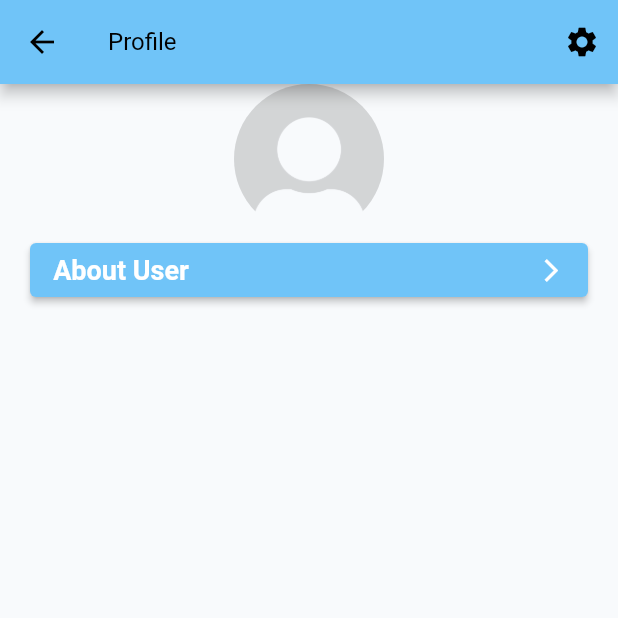
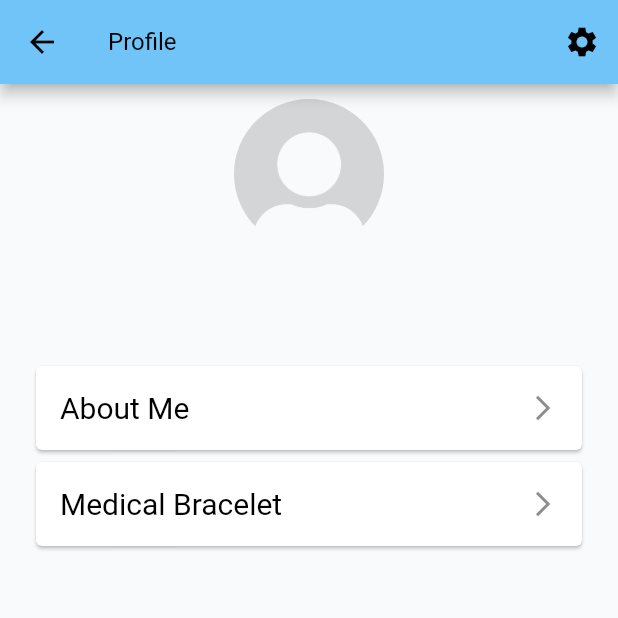
Before and after one commit to LMech/Checkup, a Flutter app: the ProfileUI screen opened by its route, on a phone screen of 412 x 824 dp, the top half of it. Run offline on Flutter 3.47's test engine with Material 2 defaults, Android fonts, the phone set to English and light mode, and no system bars; our stand-ins replace cloud_firestore, csv, firebase_auth, firebase_core, get, get_storage; accounts and stored records are empty; generated files the repository leaves out were written again; Roboto replaces fonts that are missing (ProductSans).

Commit message:
adding list tile and imporving profile page

```diff
--- /dev/null
+++ b/lib/views/components/list_tile_with_icon.dart
@@ -0,0 +1,35 @@
+import 'package:flutter/material.dart';
+
+class ListTileWithIcon extends StatelessWidget {
+  final String title;
+  final IconData icon;
+  final double size;
+  final void Function() onTap;
+
+  const ListTileWithIcon(
+      {Key? key,
+      required this.title,
+      required this.icon,
+      required this.size,
+      required this.onTap})
+      : super(key: key);
+
+  @override
+  Widget build(BuildContext context) {
+    return Card(
+      child: ListTile(
+        title: Text(
+          title,
+          style: TextStyle(
+            fontSize: size,
+          ),
+        ),
+        trailing: Icon(
+          icon,
+          size: size,
+        ),
+        onTap: onTap,
+      ),
+    );
+  }
+}
--- a/lib/views/home_ui.dart
+++ b/lib/views/home_ui.dart
@@ -39,7 +39,7 @@ class HomeUI extends StatelessWidget {
                         "BPM", _screenWidth),
                   ]),
               const SizedBox(height: 35),
-              _createFeaturesList(),
+              _featuresList(),
             ],
           ),
         ),
@@ -152,7 +152,7 @@ class HomeUI extends StatelessWidget {
     );
   }
 
-  Widget _createFeaturesList() {
+  Widget _featuresList() {
     return Column(
       crossAxisAlignment: CrossAxisAlignment.start,
       children: [
--- a/lib/views/profile_ui.dart
+++ b/lib/views/profile_ui.dart
@@ -1,6 +1,7 @@
 import 'package:checkup/controllers/controllers.dart';
 import 'package:checkup/controllers/profile_controller.dart';
 import 'package:checkup/views/components/components.dart';
+import 'package:checkup/views/components/list_tile_with_icon.dart';
 import 'package:checkup/views/components/profile/about_user_ui.dart';
 import 'package:checkup/views/settings_ui.dart';
 import 'package:flutter/material.dart';
@@ -9,12 +10,12 @@ import 'package:get/get.dart';
 class ProfileUI extends StatelessWidget {
   final AuthController authController = AuthController.to;
   final ProfileController profileController = Get.put(ProfileController());
+  var photoUrl = '';
 
   ProfileUI({Key? key}) : super(key: key);
 
   @override
   Widget build(BuildContext context) {
-    var photoUrl = '';
     return Scaffold(
         appBar: AppBar(
           title: const Text("Profile"),
@@ -30,6 +31,20 @@ class ProfileUI extends StatelessWidget {
             child: Padding(
           padding: const EdgeInsets.symmetric(horizontal: 20),
           child: Column(children: <Widget>[
+            _profileData(),
+            SizedBox(height: 10),
+            _listView(),
+          ]),
+        )));
+  }
+
+  _profileData() {
+    final String userName = authController.firestoreUser.value!.name;
+    final String email = authController.firestoreUser.value!.email;
+
+    return Column(
+      children: [
+        SizedBox(height: 10),
         GestureDetector(
           child: photoUrl == ''
               ? Avatar(
@@ -49,23 +64,33 @@ class ProfileUI extends StatelessWidget {
                   radius: 50),
           onTap: () {},
         ),
-            ElevatedButton(
-                onPressed: () {
-                  Get.to(() => AboutUserUI());
-                },
-                child: Row(
-                    mainAxisAlignment: MainAxisAlignment.spaceBetween,
-                    children: const <Widget>[
+        SizedBox(height: 10),
         Text(
-                        "About User",
-                        style: TextStyle(fontSize: 18),
+          "$userName",
+          style: TextStyle(fontSize: 28.0),
         ),
-                      Icon(
-                        Icons.arrow_forward_ios_outlined,
-                        size: 18.0,
+        SizedBox(height: 5),
+        Text("$email"),
+      ],
+    );
+  }
+
+  _listView() {
+    return Expanded(
+      child: ListView(children: [
+        ListTileWithIcon(
+          title: "About Me",
+          icon: Icons.arrow_forward_ios_outlined,
+          size: 20.0,
+          onTap: () => Get.to(() => AboutUserUI()),
         ),
-                    ]))
+        ListTileWithIcon(
+          title: "Medical Bracelet",
+          icon: Icons.arrow_forward_ios_outlined,
+          size: 20.0,
+          onTap: () => Get.to(() => AboutUserUI()),
+        )
       ]),
-        )));
+    );
   }
 }
```
Also changed, not shown: lib/views/components/form_input_field_with_icon.dart (+15 -8 lines), lib/views/components/profile/about_user_ui.dart (+32 -10 lines). Lines whose indentation alone changed are shown as unchanged.
